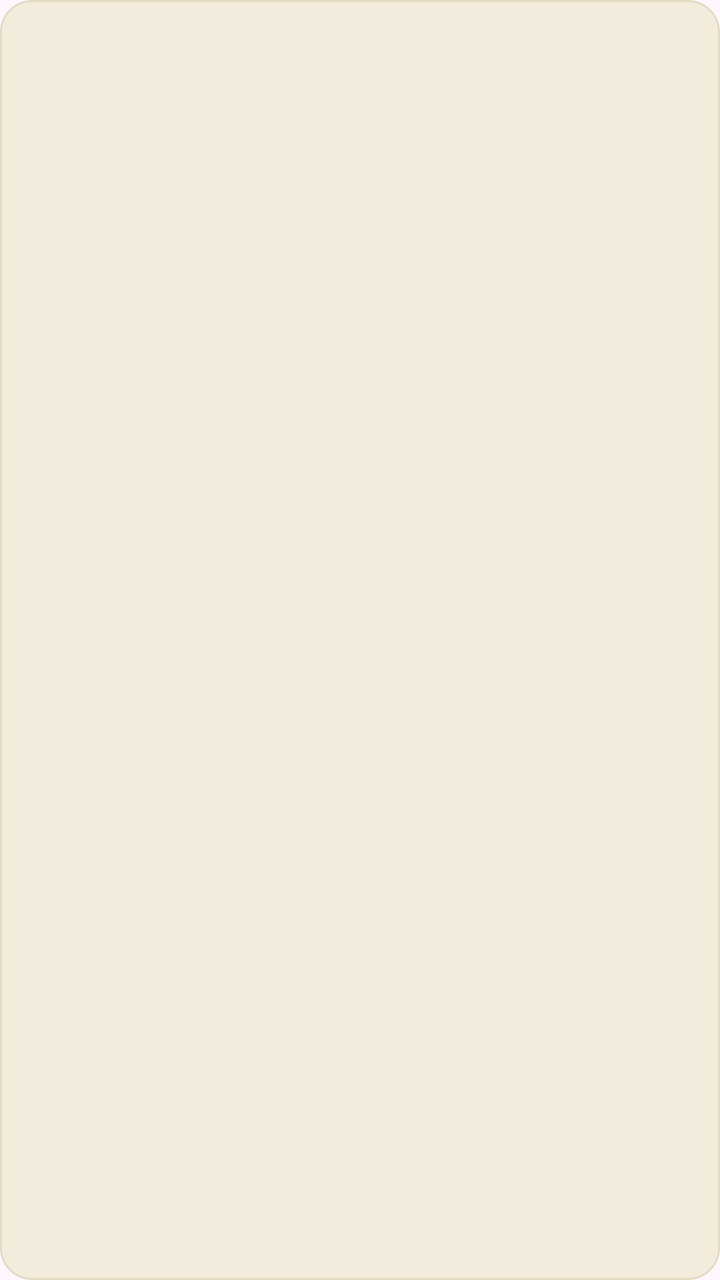
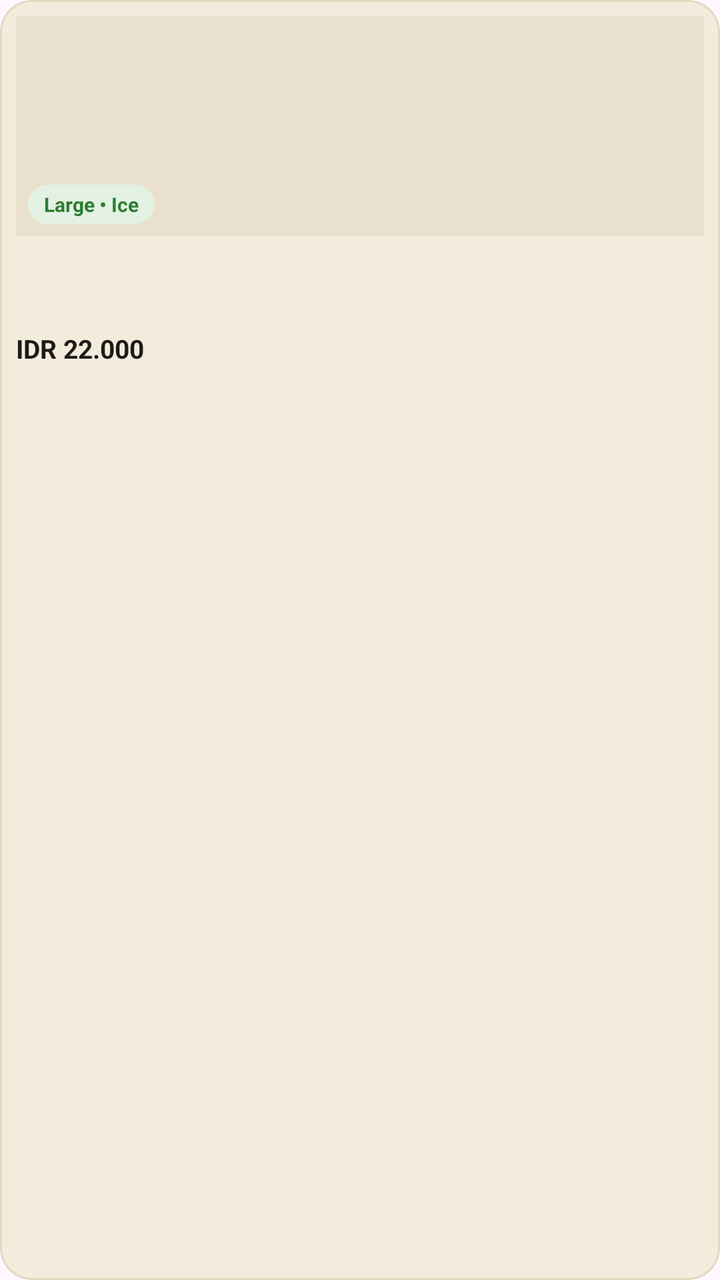

The first picture is an Android layout as it rendered before a commit; the second is the same layout after the commit. The layout source and the unified diff follow.
<!-- AndroidManifest.xml: application theme Theme.Machaindo -->
<!-- res/layout/item_menu.xml -->
<com.google.android.material.card.MaterialCardView xmlns:android="http://schemas.android.com/apk/res/android" xmlns:app="http://schemas.android.com/apk/res-auto" android:layout_width="match_parent" android:layout_height="wrap_content" android:layout_margin="6dp" android:clickable="true" android:focusable="true" app:cardBackgroundColor="@color/card_bg" app:cardCornerRadius="16dp" app:cardElevation="0dp" app:strokeColor="@color/card_stroke" app:strokeWidth="1dp">
    <LinearLayout android:layout_width="match_parent" android:layout_height="wrap_content" android:orientation="vertical" android:padding="8dp">
        <FrameLayout android:layout_width="match_parent" android:layout_height="110dp">
            <TextView android:id="@+id/tvInitial" android:layout_width="match_parent" android:layout_height="match_parent" android:background="@drawable/bg_menu_placeholder" android:gravity="center" android:textColor="@color/green_text" android:textSize="36sp" android:textStyle="bold"/>
            <TextView android:id="@+id/tvNonaktif" android:layout_width="wrap_content" android:layout_height="wrap_content" android:layout_gravity="top|end" android:layout_margin="6dp" android:background="@drawable/bg_badge_nonaktif" android:paddingHorizontal="8dp" android:paddingVertical="2dp" android:text="Nonaktif" android:textColor="@android:color/white" android:textSize="11sp" android:visibility="gone"/>
        </FrameLayout>
        <TextView android:id="@+id/tvNama" android:layout_width="match_parent" android:layout_height="wrap_content" android:layout_marginTop="10dp" android:ellipsize="end" android:maxLines="2" android:minLines="2" android:textColor="@color/green_dark" android:textSize="14sp" android:textStyle="bold"/>
        <TextView android:id="@+id/tvKategori" android:layout_width="match_parent" android:layout_height="wrap_content" android:layout_marginTop="2dp" android:textColor="@color/text_secondary" android:textSize="13sp"/>
    </LinearLayout>
</com.google.android.material.card.MaterialCardView>
<!-- resources referenced by this layout -->
<resources>
  <color name="card_bg">#F3EBDC</color>
  <color name="card_stroke">#E3D8C0</color>
  <color name="green_dark">#2F5233</color>
  <color name="green_text">#4E6B3F</color>
  <color name="text_secondary">#7A6F5C</color>
  <!-- drawable bg_badge_nonaktif (drawable) -->
  <shape xmlns:android="http://schemas.android.com/apk/res/android" android:shape="rectangle">
      <solid android:color="@color/placeholder_bg"/>
      <corners android:radius="12dp"/>
  </shape>
  <!-- drawable bg_menu_placeholder (drawable) -->
  <?xml version="1.0" encoding="utf-8"?>
  <selector xmlns:android="http://schemas.android.com/apk/res/android">
  
  </selector>
  <style name="Theme.Machaindo" parent="Theme.Material3.Light.NoActionBar">
          <item name="colorPrimary">@color/green_dark</item>
          <item name="android:statusBarColor">@color/cream_header</item>
          <item name="android:windowLightStatusBar">true</item>
      </style>
  <color name="placeholder_bg">#E9E1CD</color>
  <color name="cream_header">#F3ECDD</color>
</resources>

<!-- the commit's change to res/layout/item_menu.xml (unified diff, before → after) -->
@@ -1,10 +1,86 @@
-<com.google.android.material.card.MaterialCardView xmlns:android="http://schemas.android.com/apk/res/android" xmlns:app="http://schemas.android.com/apk/res-auto" android:layout_width="match_parent" android:layout_height="wrap_content" android:layout_margin="6dp" android:clickable="true" android:focusable="true" app:cardBackgroundColor="@color/card_bg" app:cardCornerRadius="16dp" app:cardElevation="0dp" app:strokeColor="@color/card_stroke" app:strokeWidth="1dp">
-    <LinearLayout android:layout_width="match_parent" android:layout_height="wrap_content" android:orientation="vertical" android:padding="8dp">
-        <FrameLayout android:layout_width="match_parent" android:layout_height="110dp">
-            <TextView android:id="@+id/tvInitial" android:layout_width="match_parent" android:layout_height="match_parent" android:background="@drawable/bg_menu_placeholder" android:gravity="center" android:textColor="@color/green_text" android:textSize="36sp" android:textStyle="bold"/>
-            <TextView android:id="@+id/tvNonaktif" android:layout_width="wrap_content" android:layout_height="wrap_content" android:layout_gravity="top|end" android:layout_margin="6dp" android:background="@drawable/bg_badge_nonaktif" android:paddingHorizontal="8dp" android:paddingVertical="2dp" android:text="Nonaktif" android:textColor="@android:color/white" android:textSize="11sp" android:visibility="gone"/>
+<?xml version="1.0" encoding="utf-8"?>
+<com.google.android.material.card.MaterialCardView xmlns:android="http://schemas.android.com/apk/res/android"
+    xmlns:app="http://schemas.android.com/apk/res-auto"
+    android:layout_width="match_parent"
+    android:layout_height="wrap_content"
+    android:layout_margin="6dp"
+    android:clickable="true"
+    android:focusable="true"
+    app:cardBackgroundColor="@color/card_bg"
+    app:cardCornerRadius="16dp"
+    app:cardElevation="0dp"
+    app:strokeColor="@color/card_stroke"
+    app:strokeWidth="1dp">
+
+    <LinearLayout
+        android:layout_width="match_parent"
+        android:layout_height="wrap_content"
+        android:orientation="vertical"
+        android:padding="8dp">
+
+        <FrameLayout
+            android:layout_width="match_parent"
+            android:layout_height="110dp">
+
+            <TextView
+                android:id="@+id/tvInitial"
+                android:layout_width="match_parent"
+                android:layout_height="match_parent"
+                android:background="@color/placeholder_bg"
+                android:gravity="center"
+                android:textColor="@color/green_text"
+                android:textSize="36sp"
+                android:textStyle="bold" />
+
+            <TextView
+                android:id="@+id/tvBadge"
+                android:layout_width="wrap_content"
+                android:layout_height="wrap_content"
+                android:layout_gravity="bottom|start"
+                android:layout_margin="6dp"
+                android:background="@drawable/bg_online_badge"
+                android:paddingHorizontal="8dp"
+                android:paddingVertical="3dp"
+                android:text="Large • Ice"
+                android:textColor="@color/online_text"
+                android:textSize="10sp"
+                android:textStyle="bold" />
+
+            <TextView
+                android:id="@+id/tvNonaktif"
+                android:layout_width="wrap_content"
+                android:layout_height="wrap_content"
+                android:layout_gravity="top|end"
+                android:layout_margin="6dp"
+                android:background="@drawable/bg_badge_nonaktif"
+                android:paddingHorizontal="8dp"
+                android:paddingVertical="2dp"
+                android:text="Nonaktif"
+                android:textColor="@android:color/white"
+                android:textSize="11sp"
+                android:visibility="gone" />
         </FrameLayout>
-        <TextView android:id="@+id/tvNama" android:layout_width="match_parent" android:layout_height="wrap_content" android:layout_marginTop="10dp" android:ellipsize="end" android:maxLines="2" android:minLines="2" android:textColor="@color/green_dark" android:textSize="14sp" android:textStyle="bold"/>
-        <TextView android:id="@+id/tvKategori" android:layout_width="match_parent" android:layout_height="wrap_content" android:layout_marginTop="2dp" android:textColor="@color/text_secondary" android:textSize="13sp"/>
+
+        <TextView
+            android:id="@+id/tvNama"
+            android:layout_width="match_parent"
+            android:layout_height="wrap_content"
+            android:layout_marginTop="8dp"
+            android:ellipsize="end"
+            android:maxLines="2"
+            android:minLines="2"
+            android:textColor="@color/green_dark"
+            android:textSize="14sp"
+            android:textStyle="bold" />
+
+        <TextView
+            android:id="@+id/tvHarga"
+            android:layout_width="match_parent"
+            android:layout_height="wrap_content"
+            android:layout_marginTop="4dp"
+            android:text="IDR 22.000"
+            android:textColor="@color/matcha_text"
+            android:textSize="13sp"
+            android:textStyle="bold" />
     </LinearLayout>
 </com.google.android.material.card.MaterialCardView>
<!-- resource entries referenced after the edit -->
@@ -4,22 +4,24 @@
   <color name="card_stroke">#E3D8C0</color>
   <color name="green_dark">#2F5233</color>
   <color name="green_text">#4E6B3F</color>
-  <color name="text_secondary">#7A6F5C</color>
+  <color name="matcha_text">#FF1C1B17</color>
+  <color name="online_text">#2E7D32</color>
   <!-- drawable bg_badge_nonaktif (drawable) -->
   <shape xmlns:android="http://schemas.android.com/apk/res/android" android:shape="rectangle">
       <solid android:color="@color/placeholder_bg"/>
       <corners android:radius="12dp"/>
   </shape>
-  <!-- drawable bg_menu_placeholder (drawable) -->
-  <?xml version="1.0" encoding="utf-8"?>
-  <selector xmlns:android="http://schemas.android.com/apk/res/android">
-  
-  </selector>
+  <!-- drawable bg_online_badge (drawable) -->
+  <shape xmlns:android="http://schemas.android.com/apk/res/android" android:shape="rectangle">
+      <solid android:color="@color/online_bg"/>
+      <corners android:radius="20dp"/>
+  </shape>
   <style name="Theme.Machaindo" parent="Theme.Material3.Light.NoActionBar">
           <item name="colorPrimary">@color/green_dark</item>
           <item name="android:statusBarColor">@color/cream_header</item>
           <item name="android:windowLightStatusBar">true</item>
       </style>
+  <color name="online_bg">#E3F1E2</color>
   <color name="placeholder_bg">#E9E1CD</color>
   <color name="cream_header">#F3ECDD</color>
 </resources>
